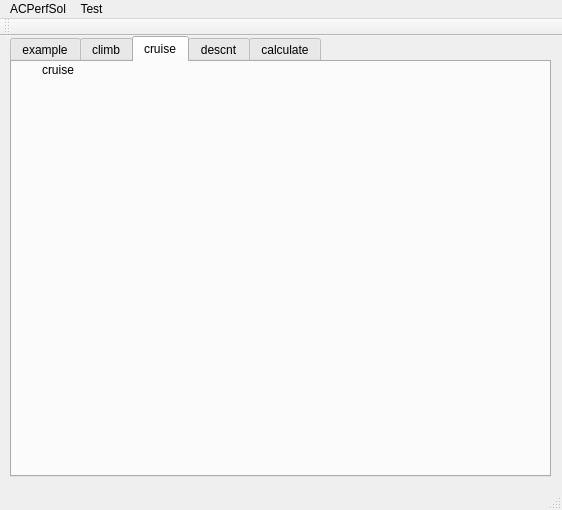
Old version of the form ACPerfSol/mainwindow.ui in the repository TobiasMue/DPerf.
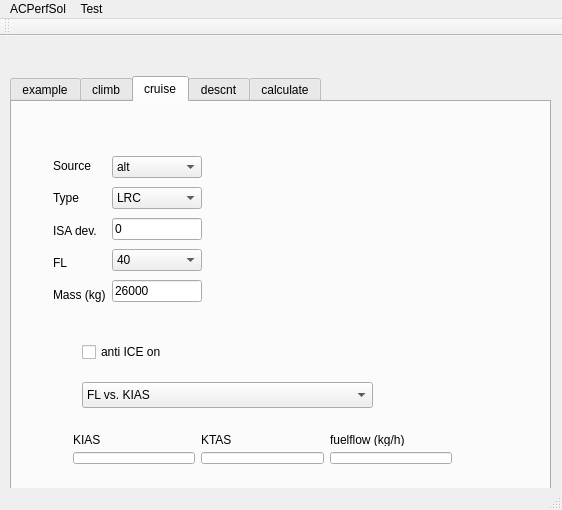
New version of the form. The open tabs and pages were chosen to show the change. Custom widgets are drawn as their Qt base class.

Commit message: firs set of buttons for cruise

```diff
--- a/ACPerfSol/mainwindow.ui
+++ b/ACPerfSol/mainwindow.ui
@@ -18,7 +18,7 @@
     <property name="geometry">
      <rect>
       <x>10</x>
-      <y>0</y>
+      <y>40</y>
       <width>541</width>
       <height>441</height>
      </rect>
@@ -423,26 +423,349 @@
      <widget class="QCustomPlot" name="cruisedataPlot" native="true">
       <property name="geometry">
        <rect>
-        <x>40</x>
+        <x>230</x>
         <y>30</y>
-        <width>411</width>
-        <height>321</height>
+        <width>281</width>
+        <height>241</height>
        </rect>
       </property>
      </widget>
-     <widget class="QLabel" name="label_2">
+     <widget class="QWidget" name="layoutWidget_2">
       <property name="geometry">
        <rect>
         <x>30</x>
-        <y>0</y>
-        <width>62</width>
-        <height>16</height>
+        <y>40</y>
+        <width>171</width>
+        <height>177</height>
+       </rect>
+      </property>
+      <layout class="QHBoxLayout" name="horizontalLayout_2">
+       <item>
+        <layout class="QVBoxLayout" name="verticalLayout_3">
+         <item>
+          <widget class="QLabel" name="Source_2">
+           <property name="text">
+            <string>Source</string>
+           </property>
+          </widget>
+         </item>
+         <item>
+          <widget class="QLabel" name="Type_2">
+           <property name="text">
+            <string>Type</string>
+           </property>
+          </widget>
+         </item>
+         <item>
+          <widget class="QLabel" name="ISA_2">
+           <property name="text">
+            <string>ISA dev.</string>
+           </property>
+          </widget>
+         </item>
+         <item>
+          <widget class="QLabel" name="FL_2">
+           <property name="text">
+            <string>FL</string>
+           </property>
+          </widget>
+         </item>
+         <item>
+          <widget class="QLabel" name="Mass_2">
+           <property name="text">
+            <string>Mass (kg)</string>
+           </property>
+          </widget>
+         </item>
+        </layout>
+       </item>
+       <item>
+        <layout class="QVBoxLayout" name="verticalLayout_5">
+         <item>
+          <widget class="QComboBox" name="cruise_comboBox_Source">
+           <property name="iconSize">
+            <size>
+             <width>16</width>
+             <height>16</height>
+            </size>
+           </property>
+           <item>
+            <property name="text">
+             <string>alt</string>
+            </property>
+           </item>
+           <item>
+            <property name="text">
+             <string>neu</string>
+            </property>
+           </item>
+          </widget>
+         </item>
+         <item>
+          <widget class="QComboBox" name="cruise_comboBox_Type">
+           <property name="iconSize">
+            <size>
+             <width>16</width>
+             <height>16</height>
+            </size>
+           </property>
+           <item>
+            <property name="text">
+             <string>LRC</string>
+            </property>
+           </item>
+           <item>
+            <property name="text">
+             <string>ISC</string>
+            </property>
+           </item>
+           <item>
+            <property name="text">
+             <string>HSC</string>
+            </property>
+           </item>
+           <item>
+            <property name="text">
+             <string>MCR</string>
+            </property>
+           </item>
+          </widget>
+         </item>
+         <item>
+          <widget class="QLineEdit" name="cruise_lineEdit_ISA">
+           <property name="text">
+            <string>0</string>
+           </property>
+          </widget>
+         </item>
+         <item>
+          <widget class="QComboBox" name="cruise_comboBox_FL">
+           <item>
+            <property name="text">
+             <string>40</string>
+            </property>
+           </item>
+           <item>
+            <property name="text">
+             <string>50</string>
+            </property>
+           </item>
+           <item>
+            <property name="text">
+             <string>60</string>
+            </property>
+           </item>
+           <item>
+            <property name="text">
+             <string>70</string>
+            </property>
+           </item>
+           <item>
+            <property name="text">
+             <string>80</string>
+            </property>
+           </item>
+           <item>
+            <property name="text">
+             <string>90</string>
+            </property>
+           </item>
+           <item>
+            <property name="text">
+             <string>100</string>
+            </property>
+           </item>
+           <item>
+            <property name="text">
+             <string>110</string>
+            </property>
+           </item>
+           <item>
+            <property name="text">
+             <string>120</string>
+            </property>
+           </item>
+           <item>
+            <property name="text">
+             <string>130</string>
+            </property>
+           </item>
+           <item>
+            <property name="text">
+             <string>140</string>
+            </property>
+           </item>
+           <item>
+            <property name="text">
+             <string>150</string>
+            </property>
+           </item>
+           <item>
+            <property name="text">
+             <string>160</string>
+            </property>
+           </item>
+           <item>
+            <property name="text">
+             <string>170</string>
+            </property>
+           </item>
+           <item>
+            <property name="text">
+             <string>180</string>
+            </property>
+           </item>
+           <item>
+            <property name="text">
+             <string>190</string>
+            </property>
+           </item>
+           <item>
+            <property name="text">
+             <string>200</string>
+            </property>
+           </item>
+           <item>
+            <property name="text">
+             <string>210</string>
+            </property>
+           </item>
+           <item>
+            <property name="text">
+             <string>220</string>
+            </property>
+           </item>
+           <item>
+            <property name="text">
+             <string>230</string>
+            </property>
+           </item>
+           <item>
+            <property name="text">
+             <string>240</string>
+            </property>
+           </item>
+           <item>
+            <property name="text">
+             <string>250</string>
+            </property>
+           </item>
+           <item>
+            <property name="text">
+             <string>260</string>
+            </property>
+           </item>
+           <item>
+            <property name="text">
+             <string>270</string>
+            </property>
+           </item>
+          </widget>
+         </item>
+         <item>
+          <widget class="QLineEdit" name="cruise_lineEdit_Mass">
+           <property name="text">
+            <string>26000</string>
+           </property>
+          </widget>
+         </item>
+        </layout>
+       </item>
+      </layout>
+     </widget>
+     <widget class="QCheckBox" name="cruise_CheckBox_ICE">
+      <property name="geometry">
+       <rect>
+        <x>70</x>
+        <y>240</y>
+        <width>93</width>
+        <height>20</height>
        </rect>
       </property>
       <property name="text">
-       <string>cruise</string>
+       <string>anti ICE on</string>
       </property>
      </widget>
+     <widget class="QWidget" name="layoutWidget_3">
+      <property name="geometry">
+       <rect>
+        <x>50</x>
+        <y>320</y>
+        <width>401</width>
+        <height>53</height>
+       </rect>
+      </property>
+      <layout class="QVBoxLayout" name="verticalLayout_6">
+       <item>
+        <layout class="QHBoxLayout" name="horizontalLayout_6">
+         <item>
+          <widget class="QLabel" name="Label_time_2">
+           <property name="text">
+            <string>KIAS</string>
+           </property>
+          </widget>
+         </item>
+         <item>
+          <widget class="QLabel" name="Label_dist_2">
+           <property name="text">
+            <string>KTAS</string>
+           </property>
+          </widget>
+         </item>
+         <item>
+          <widget class="QLabel" name="Label_fuel_2">
+           <property name="text">
+            <string>fuelflow (kg/h)</string>
+           </property>
+          </widget>
+         </item>
+        </layout>
+       </item>
+       <item>
+        <layout class="QHBoxLayout" name="horizontalLayout_5">
+         <item>
+          <widget class="QLineEdit" name="cruise_lineEdit_Result_KIAS"/>
+         </item>
+         <item>
+          <widget class="QLineEdit" name="cruise_lineEdit_Result_KTAS"/>
+         </item>
+         <item>
+          <widget class="QLineEdit" name="cruise_lineEdit_Result_FUELFLOW"/>
+         </item>
+        </layout>
+       </item>
+      </layout>
+     </widget>
+     <widget class="QComboBox" name="cruise_comboBox_PrintOptions">
+      <property name="geometry">
+       <rect>
+        <x>70</x>
+        <y>280</y>
+        <width>291</width>
+        <height>26</height>
+       </rect>
+      </property>
+      <item>
+       <property name="text">
+        <string>FL vs. KIAS</string>
+       </property>
+      </item>
+      <item>
+       <property name="text">
+        <string>FL vs. KTAS</string>
+       </property>
+      </item>
+      <item>
+       <property name="text">
+        <string>FL vs. KTIAS and KTAS</string>
+       </property>
+      </item>
+      <item>
+       <property name="text">
+        <string>FL vs. fuel flow</string>
+       </property>
+      </item>
+     </widget>
     </widget>
     <widget class="QWidget" name="tab_4">
      <attribute name="title">
```
Left out of the diff: 2 changed lines with no effect on the pictures.
